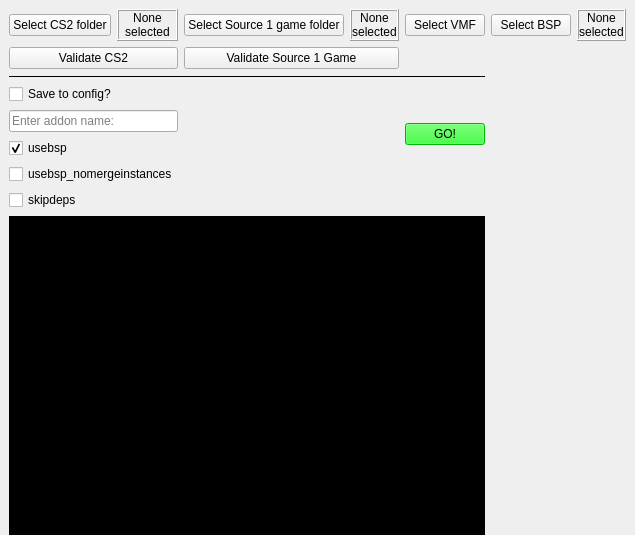
Before: the Qt Designer form src/ui/interface.ui in LaplaceTor/cs2-map-importer, drawn with Qt 5.
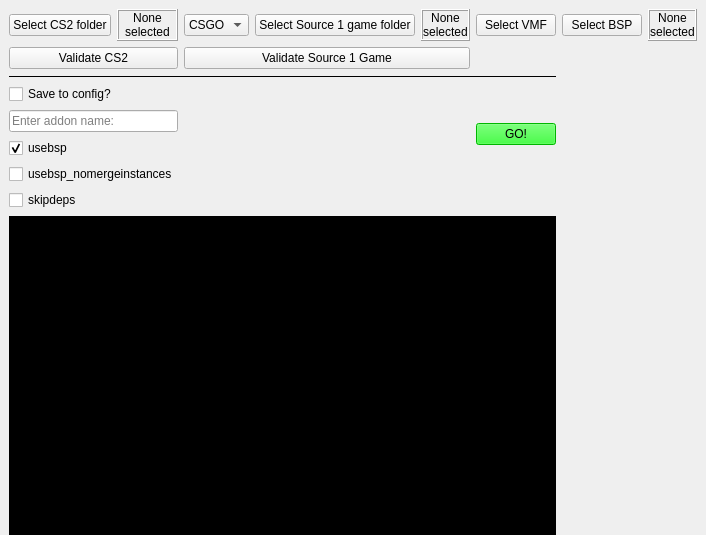
After: the same form once the commit is applied.

Commit message:
Feature: Add Source 1 game selection combobox
- Added a `QComboBox` (`s1_game_combo`) to the UI to let the user explicitly select between CSGO and CSS before selecting their Source 1 game folder.
- Updated validation logic in `Importer::select_s1_folder()` to only validate against the selected game type (checking `csgo/gameinfo.txt` for CSGO or `cstrike/gameinfo.txt` for CSS).
- Added a signal to clear the currently selected S1 folder whenever the combo box selection changes, preventing mismatch errors.
- Updated config save/load to persist the dropdown state properly.

```diff
--- a/src/ui/interface.ui
+++ b/src/ui/interface.ui
@@ -75,6 +75,26 @@
       <property name="sizeConstraint">
        <enum>QLayout::SetMaximumSize</enum>
       </property>
+      <item>
+       <widget class="QComboBox" name="s1_game_combo">
+        <property name="sizePolicy">
+         <sizepolicy hsizetype="Maximum" vsizetype="Fixed">
+          <horstretch>0</horstretch>
+          <verstretch>0</verstretch>
+         </sizepolicy>
+        </property>
+        <item>
+         <property name="text">
+          <string>CSGO</string>
+         </property>
+        </item>
+        <item>
+         <property name="text">
+          <string>CSS</string>
+         </property>
+        </item>
+       </widget>
+      </item>
       <item>
        <widget class="QPushButton" name="s1_button">
         <property name="sizePolicy">
```
The commit also changes 1 other file.
